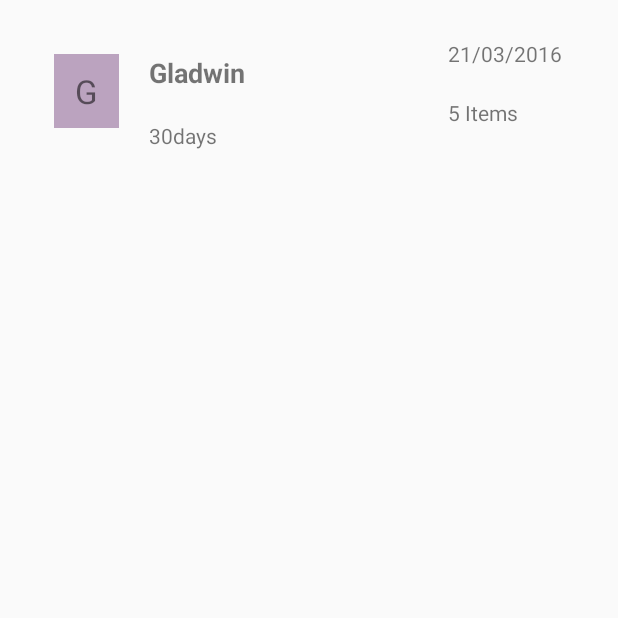
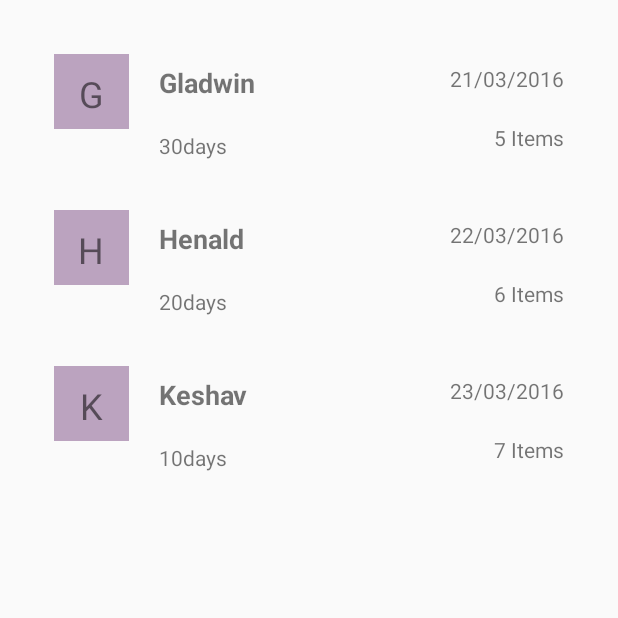
Before and after one commit to Kesavaraj-Sridhar/Facilis, an Android app: the screen it shows after launch (MainActivity), on a phone screen of 412 x 824 dp, the top half of it. Run offline under Robolectric (Android 15) with nearby library versions, the phone set to English and light mode, and no system bars; our stand-ins replace Volley.

Commit message:
5th  May'16

```diff
--- a/app/build.gradle
+++ b/app/build.gradle
@@ -25,4 +25,5 @@ dependencies {
     compile 'com.android.support:appcompat-v7:23.3.0'
     compile 'com.android.support:design:23.3.0'
     compile 'com.android.support:recyclerview-v7:23.3.0'
+    compile 'com.mcxiaoke.volley:library-aar:1.0.1'
 }
--- a/app/src/main/AndroidManifest.xml
+++ b/app/src/main/AndroidManifest.xml
@@ -7,7 +7,8 @@
         android:icon="@mipmap/ic_launcher"
         android:label="@string/app_name"
         android:supportsRtl="true"
-        android:theme="@style/AppTheme">
+        android:theme="@style/AppTheme"
+        android:name="in.codehex.facilis.util.AppController">
         <activity android:name=".MainActivity">
             <intent-filter>
                 <action android:name="android.intent.action.MAIN" />
@@ -15,6 +16,7 @@
                 <category android:name="android.intent.category.LAUNCHER" />
             </intent-filter>
         </activity>
+        <activity android:name=".LoginActivity"></activity>
     </application>
 
 </manifest>
--- a/app/src/main/java/in/codehex/facilis/Adapter/MembersAdapter.java
+++ b/app/src/main/java/in/codehex/facilis/Adapter/MembersAdapter.java
@@ -1,4 +1,4 @@
-package in.codehex.facilis.Adapter;
+package in.codehex.facilis.adapter;
 
 import android.graphics.Color;
 import android.support.v7.widget.RecyclerView;
--- a/app/src/main/java/in/codehex/facilis/MainActivity.java
+++ b/app/src/main/java/in/codehex/facilis/MainActivity.java
@@ -15,7 +15,7 @@ import android.widget.Toast;
 import java.util.ArrayList;
 import java.util.List;
 
-import in.codehex.facilis.Adapter.MembersAdapter;
+import in.codehex.facilis.adapter.MembersAdapter;
 import in.codehex.facilis.model.Members;
 
 
--- /dev/null
+++ b/app/src/main/java/in/codehex/facilis/util/AppController.java
@@ -0,0 +1,51 @@
+package in.codehex.facilis.util;
+
+import android.app.Application;
+import android.text.TextUtils;
+
+import com.android.volley.Request;
+import com.android.volley.RequestQueue;
+import com.android.volley.toolbox.Volley;
+
+public class AppController extends Application {
+
+    public static final String TAG = AppController.class.getSimpleName();
+
+    private RequestQueue mRequestQueue;
+
+    private static AppController mInstance;
+
+    @Override
+    public void onCreate() {
+        super.onCreate();
+        mInstance = this;
+    }
+
+    public static synchronized AppController getInstance() {
+        return mInstance;
+    }
+
+    public RequestQueue getRequestQueue() {
+        if (mRequestQueue == null) {
+            mRequestQueue = Volley.newRequestQueue(getApplicationContext());
+        }
+
+        return mRequestQueue;
+    }
+
+    public <T> void addToRequestQueue(Request<T> req, String tag) {
+        req.setTag(TextUtils.isEmpty(tag) ? TAG : tag);
+        getRequestQueue().add(req);
+    }
+
+    public <T> void addToRequestQueue(Request<T> req) {
+        req.setTag(TAG);
+        getRequestQueue().add(req);
+    }
+
+    public void cancelPendingRequests(Object tag) {
+        if (mRequestQueue != null) {
+            mRequestQueue.cancelAll(tag);
+        }
+    }
+}
--- a/app/src/main/res/layout/member_list_row.xml
+++ b/app/src/main/res/layout/member_list_row.xml
@@ -1,29 +1,27 @@
 <?xml version="1.0" encoding="utf-8"?>
 <LinearLayout xmlns:android="http://schemas.android.com/apk/res/android"
     android:layout_width="match_parent"
-    android:layout_height="match_parent"
-    android:orientation="horizontal"
-    android:weightSum="3">
+    android:layout_height="wrap_content"
+    android:orientation="horizontal">
 
     <TextView
+
         android:layout_marginTop="@dimen/secondary_margin"
         android:layout_marginLeft="@dimen/secondary_margin"
-        android:layout_weight="0.5"
         android:id="@+id/alphabet_text_view"
-        android:layout_width="1dp"
-        android:layout_height="wrap_content"
+        android:layout_width="50dp"
+        android:layout_height="50dp"
         android:background="@drawable/texview_design"
         android:padding="@dimen/primary_margin"
         android:gravity="center"
         android:text="A"
-        android:textSize="@dimen/text_size_large" />
+        android:textSize="@dimen/secondary_text" />
 
-    <LinearLayout
-        android:layout_weight="1.25"
+    <RelativeLayout
+        android:layout_weight="1"
         android:padding="@dimen/primary_padding"
         android:layout_width="wrap_content"
-        android:layout_height="wrap_content"
-        android:orientation="vertical">
+        android:layout_height="wrap_content">
 
         <TextView
             android:padding="@dimen/primary_padding"
@@ -31,6 +29,8 @@
             android:layout_width="wrap_content"
             android:layout_height="wrap_content"
             android:text="Name"
+            android:layout_alignParentLeft="true"
+            android:layout_alignParentTop="true"
             android:textSize="@dimen/text_size_medium"
             android:textStyle="bold" />
         <TextView
@@ -39,28 +39,31 @@
             android:layout_width="wrap_content"
             android:layout_height="wrap_content"
             android:textSize="@dimen/text_size_small"
-            android:text="Duration"/>
+            android:text="Duration"
+            android:layout_below="@+id/name_text_view"
+            android:layout_alignLeft="@+id/name_text_view"
+            android:layout_alignStart="@+id/name_text_view" />
 
-    </LinearLayout>
-    <LinearLayout
-        android:layout_weight="1.25"
-        android:orientation="vertical"
-        android:layout_width="1dp"
-        android:layout_height="wrap_content">
+
 
         <TextView
+            android:layout_alignParentRight="true"
             android:padding="@dimen/primary_padding"
             android:id="@+id/posted_date_text_view"
             android:layout_width="wrap_content"
             android:layout_height="wrap_content"
             android:text="Posted Date"/>
+
         <TextView
             android:padding="@dimen/primary_padding"
             android:id="@+id/number_of_items_text_view"
             android:layout_width="wrap_content"
             android:layout_height="wrap_content"
-            android:text="Number of items"/>
+            android:text="Number of items"
+            android:layout_below="@+id/posted_date_text_view"
+            android:layout_alignParentRight="true"
+            android:layout_alignParentEnd="true" />
 
-    </LinearLayout>
+    </RelativeLayout>
 
 </LinearLayout>
```
Also changed, not shown: app/src/main/java/in/codehex/facilis/LoginActivity.java (added, +91 -0 lines), app/src/main/java/in/codehex/facilis/util/Config.java (added, +12 -0 lines), app/src/main/res/layout/activity_login.xml (added, +37 -0 lines).
